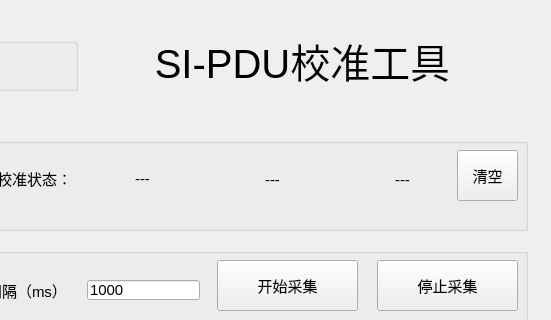
First picture: the form in SI-PDUTool/widget.ui, repository ChinaClever/CleverTool, before the edit; both pictures show x 473 to 1024 and y 0 to 320 of the 1024 by 768 pixel window.
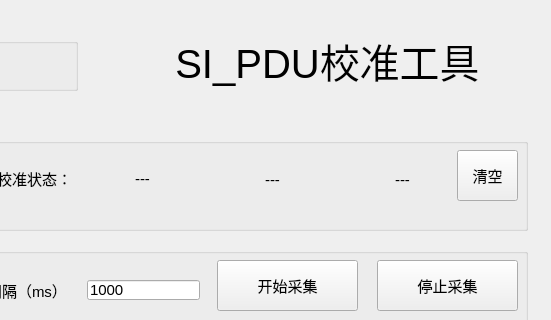
Second picture: the form after the edit.

```diff
--- a/SI-PDUTool/widget.ui
+++ b/SI-PDUTool/widget.ui
@@ -927,9 +927,9 @@
   <widget class="QLabel" name="label_5">
    <property name="geometry">
     <rect>
-     <x>580</x>
+     <x>630</x>
      <y>30</y>
-     <width>391</width>
+     <width>341</width>
      <height>61</height>
     </rect>
    </property>
@@ -939,7 +939,7 @@
     </font>
    </property>
    <property name="text">
-    <string>SI-PDU校准工具</string>
+    <string>SI_PDU校准工具</string>
    </property>
    <property name="alignment">
     <set>Qt::AlignCenter</set>
```
